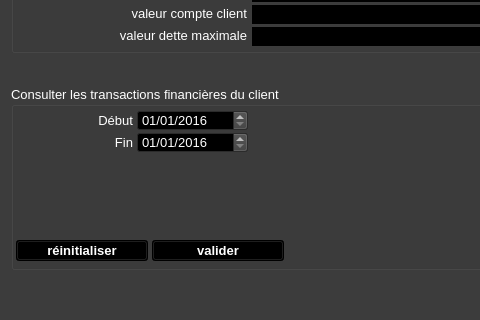
This is ui/yeroth-erp-payer-compte-client-window.ui in xnoumbissinoundou/yeroth-erp-3.0 as Qt 5 draws it before an edit; both pictures show x 0 to 480 and y 281 to 601 of the 799 by 601 pixel window. The edited form follows.
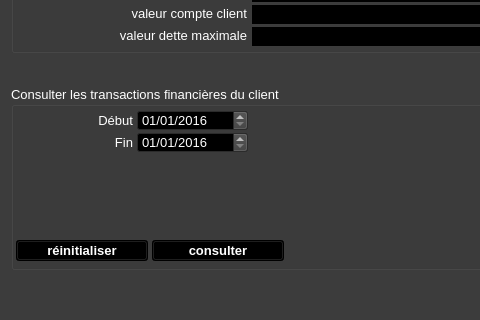
This is the edited form. Icons and pictures are not drawn. Custom widgets are drawn as their Qt base class.

```diff
--- a/ui/yeroth-erp-payer-compte-client-window.ui
+++ b/ui/yeroth-erp-payer-compte-client-window.ui
@@ -15721,7 +15721,7 @@
       </font>
      </property>
      <property name="text">
-      <string>valider</string>
+      <string>consulter</string>
      </property>
      <property name="flat">
       <bool>false</bool>
```
Left out of the diff: 2 changed lines with no effect on the pictures.
